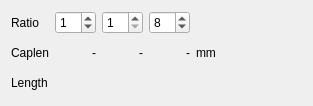
The window that src/swapsegmentwidget.ui (hobrasoft/simul6) describes before a commit, drawn with Qt 5.
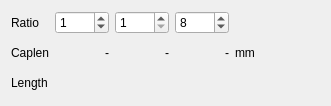
The same window after the commit. Custom widgets are drawn as their Qt base class.

Commit message: Adjusted range for ratio

Diff of the .ui file:
```diff
--- a/src/swapsegmentwidget.ui
+++ b/src/swapsegmentwidget.ui
@@ -6,7 +6,7 @@
    <rect>
     <x>0</x>
     <y>0</y>
-    <width>313</width>
+    <width>331</width>
     <height>106</height>
    </rect>
   </property>
@@ -29,6 +29,9 @@
    </item>
    <item row="0" column="1">
     <widget class="QSpinBox" name="f_ratio1">
+     <property name="maximum">
+      <number>1000</number>
+     </property>
      <property name="value">
       <number>1</number>
      </property>
@@ -39,6 +42,9 @@
      <property name="minimum">
       <number>1</number>
      </property>
+     <property name="maximum">
+      <number>1000</number>
+     </property>
      <property name="value">
       <number>1</number>
      </property>
@@ -46,6 +52,9 @@
    </item>
    <item row="0" column="3">
     <widget class="QSpinBox" name="f_ratio3">
+     <property name="maximum">
+      <number>1000</number>
+     </property>
      <property name="value">
       <number>8</number>
      </property>
```
